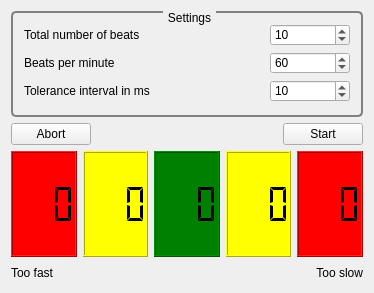
Before: the Qt Designer form qmetro.ui in mjrh/qmetro, drawn with Qt 5.
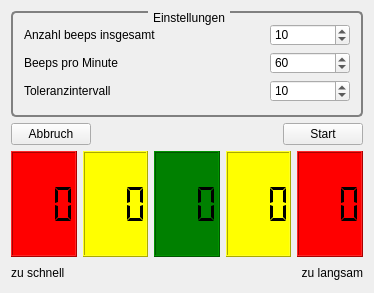
After: the same form once the commit is applied.

Commit message: Übersetzung

```diff
--- a/qmetro.ui
+++ b/qmetro.ui
@@ -24,7 +24,7 @@
 QGroupBox::title{subcontrol-origin: margin;subcontrol-position:top center;padding:0 3px;}</string>
      </property>
      <property name="title">
-      <string>Settings</string>
+      <string>Einstellungen</string>
      </property>
      <property name="flat">
       <bool>false</bool>
@@ -35,7 +35,7 @@
         <item>
          <widget class="QLabel" name="label_tot_beat">
           <property name="text">
-           <string>Total number of beats</string>
+           <string>Anzahl beeps insgesamt</string>
           </property>
          </widget>
         </item>
@@ -62,7 +62,7 @@
         <item>
          <widget class="QLabel" name="label_bpm">
           <property name="text">
-           <string>Beats per minute</string>
+           <string>Beeps pro Minute</string>
           </property>
          </widget>
         </item>
@@ -89,7 +89,7 @@
         <item>
          <widget class="QLabel" name="label_tol">
           <property name="text">
-           <string>Tolerance interval in ms</string>
+           <string>Toleranzintervall</string>
           </property>
          </widget>
         </item>
@@ -119,7 +119,7 @@
      <item>
       <widget class="QPushButton" name="pushAbort">
        <property name="text">
-        <string>Abort</string>
+        <string>Abbruch</string>
        </property>
       </widget>
      </item>
@@ -342,7 +342,7 @@
         </size>
        </property>
        <property name="text">
-        <string>Too fast</string>
+        <string>zu schnell</string>
        </property>
       </widget>
      </item>
@@ -361,7 +361,7 @@
         </size>
        </property>
        <property name="text">
-        <string>Too slow</string>
+        <string>zu langsam</string>
        </property>
        <property name="alignment">
         <set>Qt::AlignRight|Qt::AlignTrailing|Qt::AlignVCenter</set>
```
